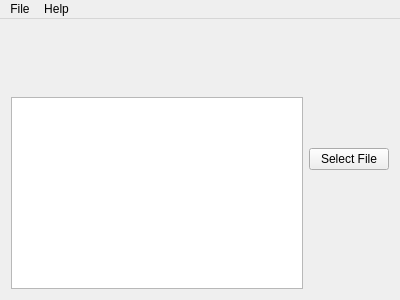
jlu5/FileInsight, file fileinsight.ui: the form before one commit.
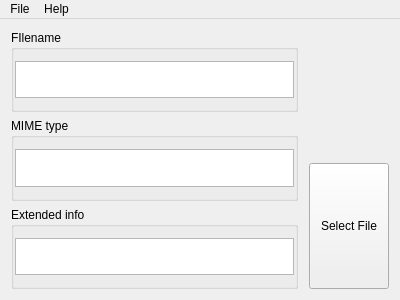
The form after the commit.

Commit message: Reorganize GUI with separated fields for file information

Patch:
```diff
--- a/fileinsight.ui
+++ b/fileinsight.ui
@@ -18,20 +18,59 @@
     <item>
      <layout class="QVBoxLayout" name="leftWidget">
       <item>
-       <widget class="QLabel" name="iconDisplay">
-        <property name="text">
-         <string/>
+       <widget class="QGroupBox" name="filenameGroup">
+        <property name="title">
+         <string>FIlename</string>
         </property>
-       </widget>
-      </item>
+        <layout class="QVBoxLayout" name="verticalLayout_5">
+         <property name="leftMargin">
+          <number>1</number>
+         </property>
+         <property name="rightMargin">
+          <number>1</number>
+         </property>
+         <item>
+          <widget class="QPlainTextEdit" name="filenameOutput">
+           <property name="minimumSize">
+            <size>
+             <width>0</width>
+             <height>32</height>
+            </size>
+           </property>
+           <property name="readOnly">
+            <bool>true</bool>
+           </property>
+          </widget>
+         </item>
+        </layout>
+       </widget>
+      </item>
       <item>
-       <widget class="QPlainTextEdit" name="output">
+       <widget class="QGroupBox" name="groupBox_2">
+        <property name="title">
+         <string>MIME type</string>
+        </property>
+        <layout class="QVBoxLayout" name="verticalLayout_4">
+         <property name="leftMargin">
+          <number>1</number>
+         </property>
+         <property name="rightMargin">
+          <number>1</number>
+         </property>
+         <item>
+          <widget class="QPlainTextEdit" name="mimeOutput">
         <property name="sizePolicy">
          <sizepolicy hsizetype="Expanding" vsizetype="Preferred">
           <horstretch>0</horstretch>
           <verstretch>0</verstretch>
          </sizepolicy>
         </property>
+           <property name="minimumSize">
+            <size>
+             <width>0</width>
+             <height>32</height>
+            </size>
+           </property>
         <property name="horizontalScrollBarPolicy">
          <enum>Qt::ScrollBarAlwaysOff</enum>
         </property>
@@ -41,11 +80,66 @@
        </widget>
       </item>
      </layout>
+       </widget>
+      </item>
+      <item>
+       <widget class="QGroupBox" name="outputGroup">
+        <property name="title">
+         <string>Extended info</string>
+        </property>
+        <layout class="QVBoxLayout" name="verticalLayout_3">
+         <property name="leftMargin">
+          <number>1</number>
+         </property>
+         <property name="rightMargin">
+          <number>1</number>
+         </property>
+         <item>
+          <widget class="QPlainTextEdit" name="output">
+           <property name="sizePolicy">
+            <sizepolicy hsizetype="Expanding" vsizetype="Minimum">
+             <horstretch>0</horstretch>
+             <verstretch>0</verstretch>
+            </sizepolicy>
+           </property>
+           <property name="minimumSize">
+            <size>
+             <width>0</width>
+             <height>32</height>
+            </size>
+           </property>
+           <property name="readOnly">
+            <bool>true</bool>
+           </property>
+          </widget>
+         </item>
+        </layout>
+       </widget>
+      </item>
+     </layout>
+    </item>
+    <item>
+     <layout class="QVBoxLayout" name="rightside">
+      <property name="leftMargin">
+       <number>5</number>
+      </property>
+      <item>
+       <widget class="QLabel" name="iconDisplay">
+        <property name="sizePolicy">
+         <sizepolicy hsizetype="Preferred" vsizetype="Preferred">
+          <horstretch>0</horstretch>
+          <verstretch>0</verstretch>
+         </sizepolicy>
+        </property>
+        <property name="text">
+         <string/>
+        </property>
+       </widget>
     </item>
     <item>
      <widget class="QPushButton" name="selectFileButton">
       <property name="sizePolicy">
-       <sizepolicy hsizetype="Maximum" vsizetype="Fixed">
+         <sizepolicy hsizetype="Maximum" vsizetype="Preferred">
         <horstretch>0</horstretch>
         <verstretch>0</verstretch>
        </sizepolicy>
@@ -54,6 +148,8 @@
        <string>Select File</string>
       </property>
      </widget>
+      </item>
+     </layout>
     </item>
    </layout>
   </widget>
```
Left out of the diff: 4 changed lines with no effect on the pictures. Lines whose indentation alone changed are shown as unchanged. The commit also changes 1 other file.
